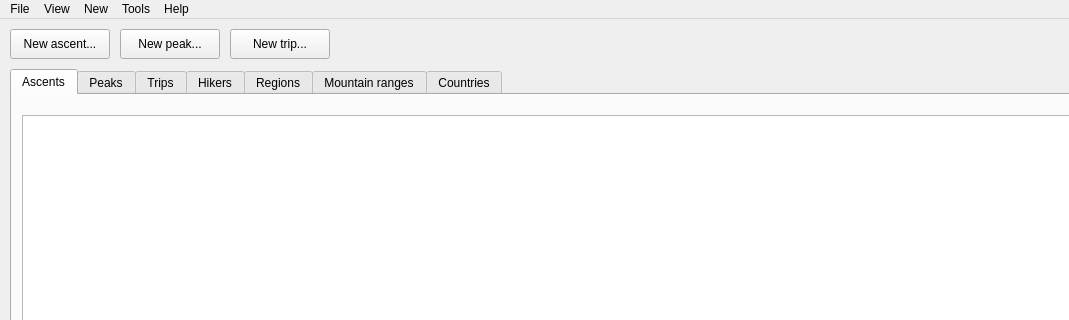
Above: src/ui/main_window.ui from svetter/pal before the change; both pictures show x 0 to 1069 and y 0 to 320 of the 1500 by 800 pixel window. Below: the same form after it.
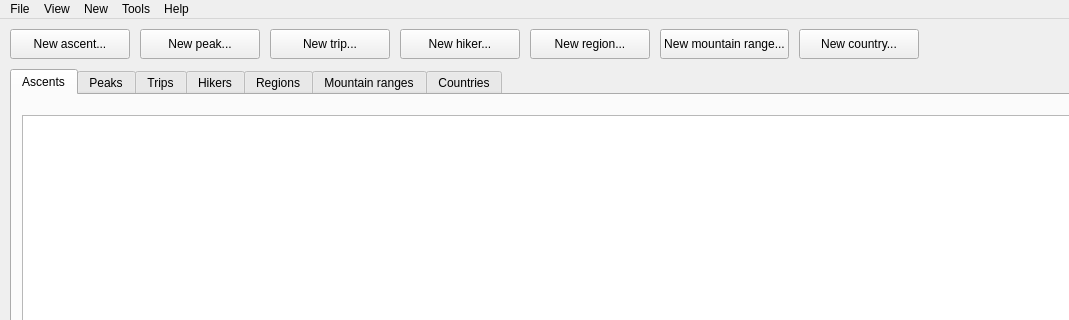
That is the form after the change. Icons and pictures are not drawn. Custom widgets are drawn as their Qt base class.

Commit message:
Added icons for all different item kinds (#157)
Icons used:
- in main window new item menu
- in main window new item buttons
- in item dialog new item buttons
- as item dialog and ascent viewer window icons
- as edit and duplicate item context menu icons

Also added a new application logo featuring a pen, but keeping the old one for now

What changed in the file:
```diff
--- a/src/ui/main_window.ui
+++ b/src/ui/main_window.ui
@@ -80,39 +80,161 @@
          <widget class="QPushButton" name="newAscentButton">
           <property name="minimumSize">
            <size>
-            <width>100</width>
+            <width>120</width>
             <height>30</height>
            </size>
           </property>
           <property name="text">
            <string>New ascent...</string>
           </property>
+          <property name="icon">
+           <iconset>
+            <normaloff>:/icons/ascent.svg</normaloff>:/icons/ascent.svg</iconset>
+          </property>
+          <property name="iconSize">
+           <size>
+            <width>25</width>
+            <height>20</height>
+           </size>
+          </property>
          </widget>
         </item>
         <item>
          <widget class="QPushButton" name="newPeakButton">
           <property name="minimumSize">
            <size>
-            <width>100</width>
+            <width>120</width>
             <height>30</height>
            </size>
           </property>
           <property name="text">
            <string>New peak...</string>
           </property>
+          <property name="icon">
+           <iconset>
+            <normaloff>:/icons/peak.svg</normaloff>:/icons/peak.svg</iconset>
+          </property>
+          <property name="iconSize">
+           <size>
+            <width>25</width>
+            <height>20</height>
+           </size>
+          </property>
          </widget>
         </item>
         <item>
          <widget class="QPushButton" name="newTripButton">
           <property name="minimumSize">
            <size>
-            <width>100</width>
+            <width>120</width>
             <height>30</height>
            </size>
           </property>
           <property name="text">
            <string>New trip...</string>
           </property>
+          <property name="icon">
+           <iconset>
+            <normaloff>:/icons/trip.svg</normaloff>:/icons/trip.svg</iconset>
+          </property>
+          <property name="iconSize">
+           <size>
+            <width>25</width>
+            <height>20</height>
+           </size>
+          </property>
+         </widget>
+        </item>
+        <item>
+         <widget class="QPushButton" name="newHikerButton">
+          <property name="minimumSize">
+           <size>
+            <width>120</width>
+            <height>30</height>
+           </size>
+          </property>
+          <property name="text">
+           <string>New hiker...</string>
+          </property>
+          <property name="icon">
+           <iconset>
+            <normaloff>:/icons/hiker.svg</normaloff>:/icons/hiker.svg</iconset>
+          </property>
+          <property name="iconSize">
+           <size>
+            <width>25</width>
+            <height>20</height>
+           </size>
+          </property>
+         </widget>
+        </item>
+        <item>
+         <widget class="QPushButton" name="newRegionButton">
+          <property name="minimumSize">
+           <size>
+            <width>120</width>
+            <height>30</height>
+           </size>
+          </property>
+          <property name="text">
+           <string>New region...</string>
+          </property>
+          <property name="icon">
+           <iconset>
+            <normaloff>:/icons/region.svg</normaloff>:/icons/region.svg</iconset>
+          </property>
+          <property name="iconSize">
+           <size>
+            <width>25</width>
+            <height>20</height>
+           </size>
+          </property>
+         </widget>
+        </item>
+        <item>
+         <widget class="QPushButton" name="newRangeButton">
+          <property name="minimumSize">
+           <size>
+            <width>120</width>
+            <height>30</height>
+           </size>
+          </property>
+          <property name="text">
+           <string>New mountain range...</string>
+          </property>
+          <property name="icon">
+           <iconset>
+            <normaloff>:/icons/range.svg</normaloff>:/icons/range.svg</iconset>
+          </property>
+          <property name="iconSize">
+           <size>
+            <width>25</width>
+            <height>20</height>
+           </size>
+          </property>
+         </widget>
+        </item>
+        <item>
+         <widget class="QPushButton" name="newCountryButton">
+          <property name="minimumSize">
+           <size>
+            <width>120</width>
+            <height>30</height>
+           </size>
+          </property>
+          <property name="text">
+           <string>New country...</string>
+          </property>
+          <property name="icon">
+           <iconset>
+            <normaloff>:/icons/country.svg</normaloff>:/icons/country.svg</iconset>
+          </property>
+          <property name="iconSize">
+           <size>
+            <width>25</width>
+            <height>20</height>
+           </size>
+          </property>
          </widget>
         </item>
         <item>
```
Left out of the diff: 61 changed lines with no effect on the pictures. The commit also changes 37 other files.
